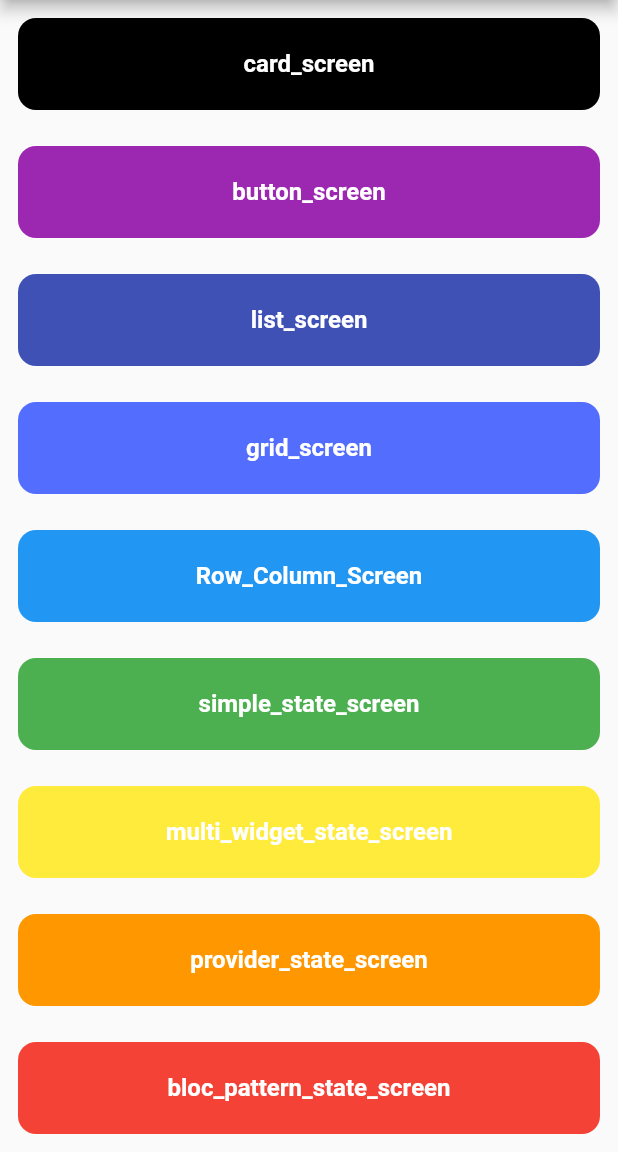
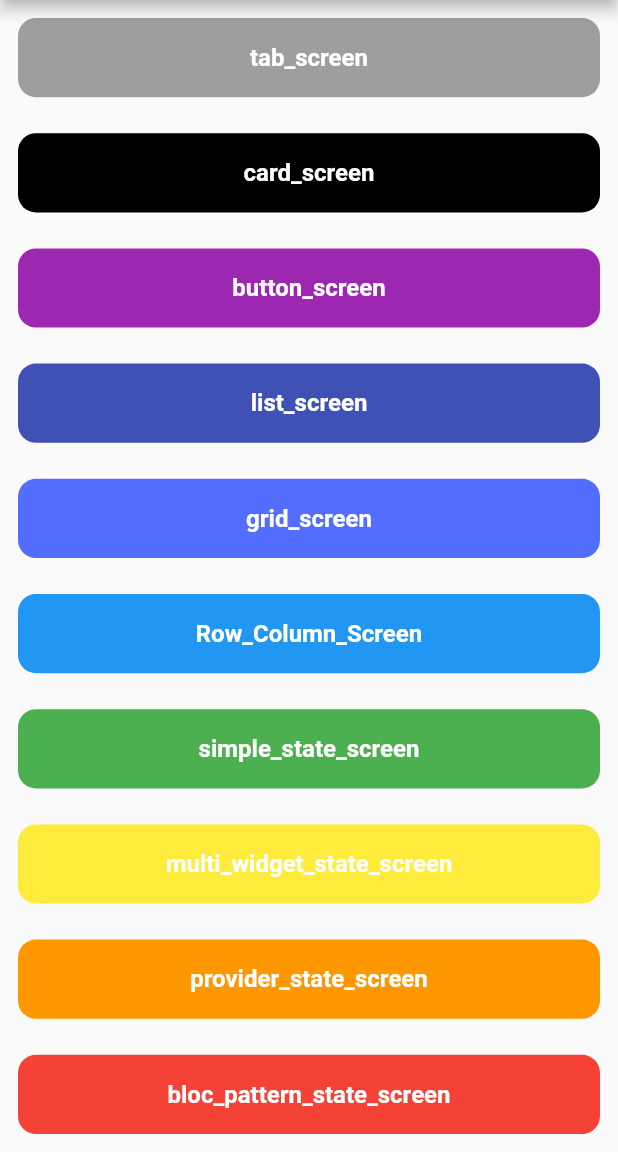
Before and after one commit to jjgajjar04/test_app, a Flutter app: the screen it shows after launch, on a phone screen of 412 x 824 dp, the part 84-1236 px from its top. Run offline on Flutter 3.47's test engine with Material 2 defaults, Android fonts, the phone set to English and light mode, and no system bars; our stand-ins replace bloc, device_preview, flutter_bloc; missing offline and left inert: random_words.

Commit message:
tab screen added

```diff
--- a/lib/my_app.dart
+++ b/lib/my_app.dart
@@ -3,6 +3,7 @@ import 'package:flutter/material.dart';
 import 'package:flutter_bloc/flutter_bloc.dart';
 import 'package:provider/provider.dart';
 import 'package:test_app/bloc/weather_bloc.dart';
+import 'package:test_app/components/my_tab_controller.dart';
 import 'package:test_app/models/data_provider.dart';
 import 'package:test_app/screens/bloc_pattern_state_screen.dart';
 import 'package:test_app/screens/button_screen.dart';
@@ -30,6 +31,7 @@ class MyApp extends StatelessWidget {
           initialRoute: Home.id,
           routes: {
             Home.id: (context) => Home(),
+            MyTabController.id: (context) => MyTabController(),
             CardScreen.id: (context) => CardScreen(),
             ButtonScreen.id: (context) => ButtonScreen(),
             ListScreen.id: (context) => ListScreen(),
--- a/lib/screens/home.dart
+++ b/lib/screens/home.dart
@@ -18,6 +18,13 @@ class Home extends StatelessWidget {
         child: Column(
           crossAxisAlignment: CrossAxisAlignment.stretch,
           children: [
+            ListCard(
+              title: Constants.TAB_SCREEN,
+              color: Colors.grey,
+              onTap: () {
+                Navigator.pushNamed(context, Constants.TAB_SCREEN);
+              },
+            ),
             ListCard(
               title: Constants.CARD_SCREEN,
               color: Colors.black,
--- a/lib/utils/constants.dart
+++ b/lib/utils/constants.dart
@@ -9,4 +9,5 @@ class Constants {
   static const BLOC_PATTERN_STATE_SCREEN = 'bloc_pattern_state_screen';
   static const CARD_SCREEN = 'card_screen';
   static const GRID_SCREEN = 'grid_screen';
+  static const TAB_SCREEN = 'tab_screen';
 }
```
Also changed, not shown: lib/components/my_tab_controller.dart (added, +55 -0 lines).
